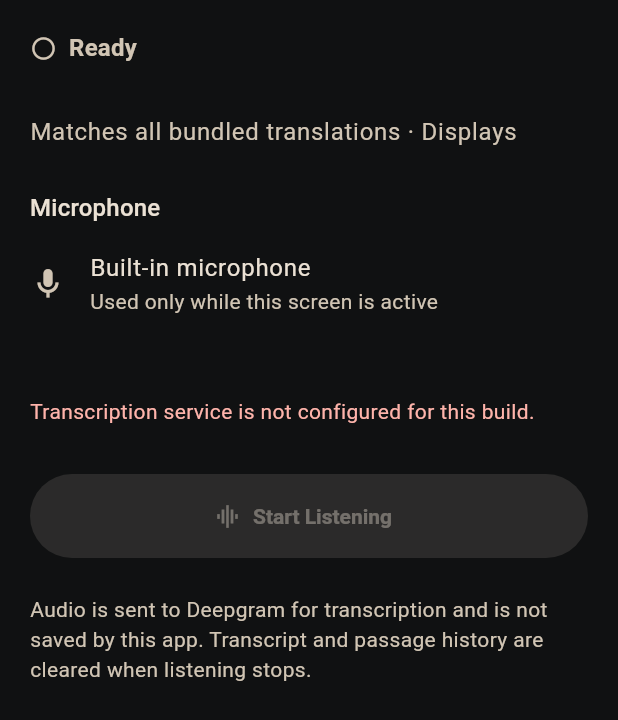
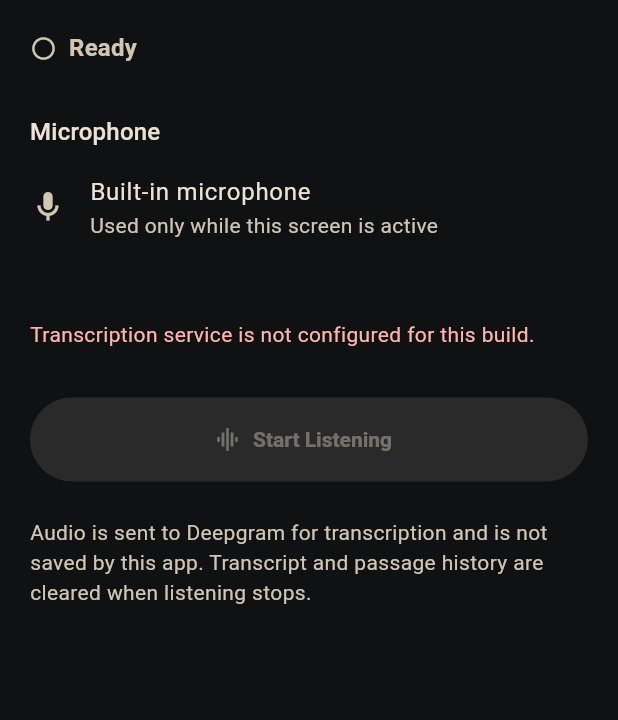
Before and after one commit to bnjox/john-mark, a Flutter app: the _ReadyView widget shown alone on an empty page, opened directly with empty values, on a phone screen of 412 x 824 dp. Shown: the top 720 px of the screen. Run offline on Flutter 3.47's test engine with Material 3 defaults, Android fonts, the phone set to English and light mode, and no system bars; our stand-ins replace sqflite, wakelock_plus; missing offline and left inert: flutter_onnxruntime, record; accounts and stored records are empty.

Commit message:
fix(listener): remove ready translation note

```diff
--- a/lib/features/listener/listener_screen.dart
+++ b/lib/features/listener/listener_screen.dart
@@ -115,7 +115,6 @@ class _ListenerScreenState extends State<ListenerScreen>
                 valueListenable: widget.semanticStatus,
                 builder: (context, semanticStatus, _) => _ReadyView(
                   state: state,
-                  displayTranslation: widget.displayTranslation,
                   semanticStatus: semanticStatus,
                   serviceConfigured: widget.serviceConfigured,
                   onStart: widget.controller.start,
@@ -137,14 +136,12 @@ class _ListenerScreenState extends State<ListenerScreen>
 class _ReadyView extends StatelessWidget {
   const _ReadyView({
     required this.state,
-    required this.displayTranslation,
     required this.semanticStatus,
     required this.serviceConfigured,
     required this.onStart,
   });
 
   final ListenerViewState state;
-  final Translation displayTranslation;
   final SemanticStatus semanticStatus;
   final bool serviceConfigured;
   final VoidCallback onStart;
@@ -153,7 +150,6 @@ class _ReadyView extends StatelessWidget {
   Widget build(BuildContext context) {
     final canStart = serviceConfigured;
     final colors = Theme.of(context).colorScheme;
-    final displayName = _displayName(displayTranslation);
     return LayoutBuilder(
       builder: (context, constraints) => SingleChildScrollView(
         padding: const EdgeInsets.fromLTRB(20, 20, 20, 32),
@@ -168,19 +164,6 @@ class _ReadyView extends StatelessWidget {
                 children: [
                   _StatusLine(phase: state.phase, elapsed: state.elapsed),
                   const SizedBox(height: 32),
-                  Semantics(
-                    container: true,
-                    label:
-                        'Matches all bundled translations. Displays $displayName.',
-                    child: Text(
-                      'Matches all bundled translations · Displays $displayName',
-                      style: Theme.of(context).textTheme.bodyLarge?.copyWith(
-                        color: colors.onSurfaceVariant,
-                        height: 1.45,
-                      ),
-                    ),
-                  ),
-                  const SizedBox(height: 28),
                   Text(
                     'Microphone',
                     style: Theme.of(context).textTheme.titleMedium,
@@ -457,9 +440,6 @@ String _formatDuration(Duration duration) {
   return '$hours:$minutes:$seconds';
 }
 
-String _displayName(Translation translation) =>
-    _isNkjv(translation) ? 'NKJV' : translation.name;
-
 bool _isNkjv(Translation translation) {
   final id = translation.id.trim().toLowerCase();
   final name = translation.name.trim().toLowerCase().replaceAll(
```
Also changed, not shown: 2 other files.
